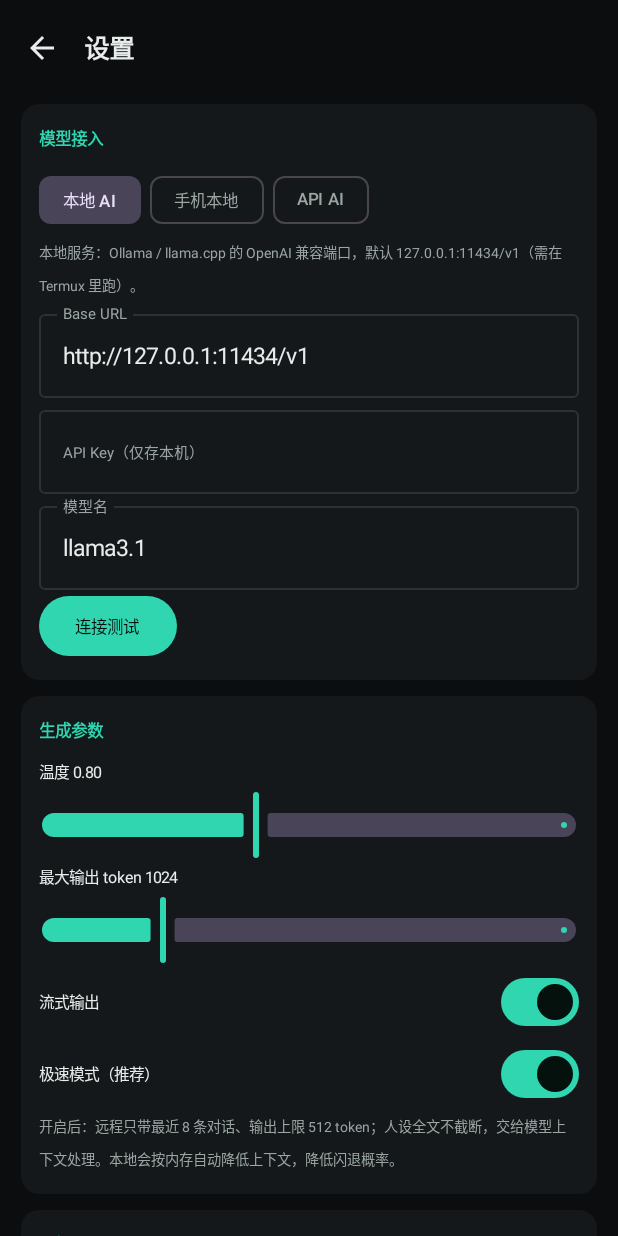
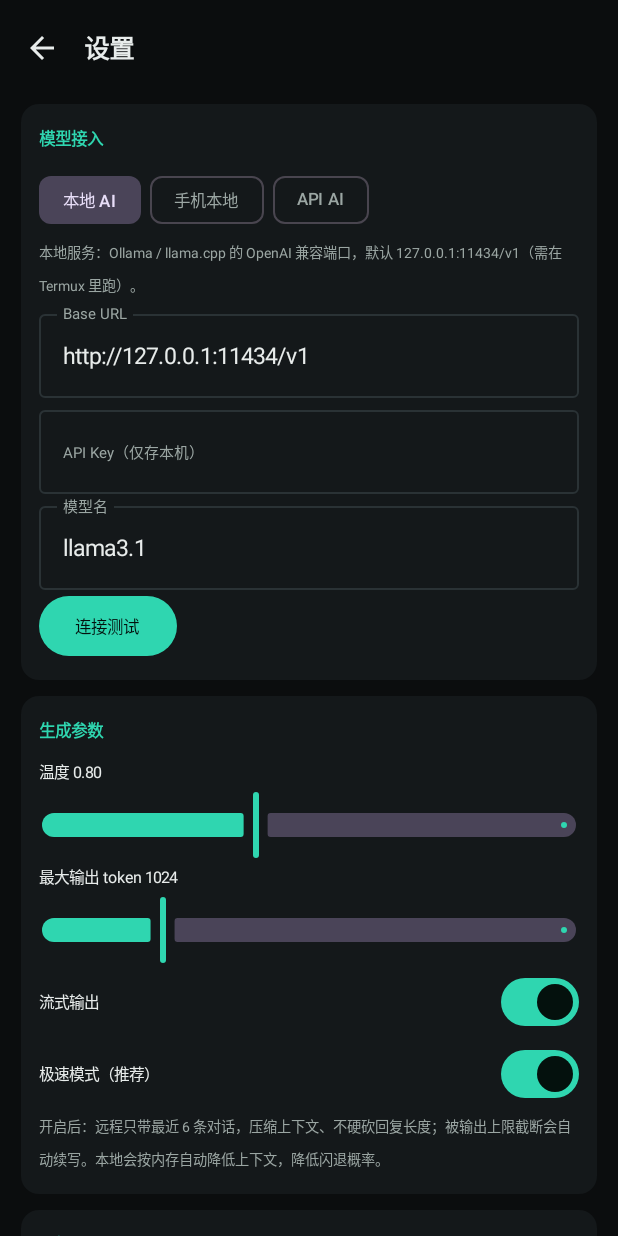
Before and after one commit to exchangeq/PersonaChat, an Android app built with Jetpack Compose: the SettingsScreen screen opened through its navigation route, on a phone screen of 412 x 824 dp. Run offline under Robolectric (Android 15) with nearby library versions, the phone set to English and light mode, and no system bars; pictures from the network do not load.

Commit message:
PersonaChat 1.6.7: keep partial reply on network drop, text polish

```diff
--- a/app/build.gradle.kts
+++ b/app/build.gradle.kts
@@ -15,8 +15,8 @@ android {
         applicationId = "com.wunding.personachat"
         minSdk = 26
         targetSdk = 34
-        versionCode = 15
-        versionName = "1.6.6"
+        versionCode = 16
+        versionName = "1.6.7"
         vectorDrawables { useSupportLibrary = true }
     }
 
--- a/app/src/main/java/com/wunding/personachat/data/Settings.kt
+++ b/app/src/main/java/com/wunding/personachat/data/Settings.kt
@@ -19,7 +19,7 @@ data class Settings(
     val model: String = "llama3.1",
     val temperature: Float = 0.8f,
     val maxTokens: Int = 1024,
-    /** 极速模式：远程只带最近 8 条、输出上限 512、人设截断到 6000 字，明显更快 */
+    /** 极速模式：远程只带最近 6 条、压缩上下文；输出按设定，不再硬砍到短回复 */
     val fastMode: Boolean = true,
     val stream: Boolean = true,
     val memoryEnabled: Boolean = true,
--- a/app/src/main/java/com/wunding/personachat/ui/SettingsScreen.kt
+++ b/app/src/main/java/com/wunding/personachat/ui/SettingsScreen.kt
@@ -202,7 +202,7 @@ fun SettingsScreen(app: PersonaChatApp, onBack: () -> Unit, onOpenModels: () ->
                 Slider(value = s.maxTokens.toFloat(), onValueChange = { s = s.copy(maxTokens = it.toInt()) }, valueRange = 128f..4096f)
                 SwitchRow("流式输出", s.stream) { s = s.copy(stream = it) }
                 SwitchRow("极速模式（推荐）", s.fastMode) { s = s.copy(fastMode = it) }
-                Text("开启后：远程只带最近 8 条对话、输出上限 512 token；人设全文不截断，交给模型上下文处理。本地会按内存自动降低上下文，降低闪退概率。", fontSize = 9.5.sp, color = MaterialTheme.colorScheme.onSurfaceVariant)
+                Text("开启后：远程只带最近 6 条对话，压缩上下文、不硬砍回复长度；被输出上限截断会自动续写。本地会按内存自动降低上下文，降低闪退概率。", fontSize = 9.5.sp, color = MaterialTheme.colorScheme.onSurfaceVariant)
             }
 
             Group("记忆") {
```
Also changed, not shown: app/src/main/java/com/wunding/personachat/ui/ChatScreen.kt (+11 -1 lines).
